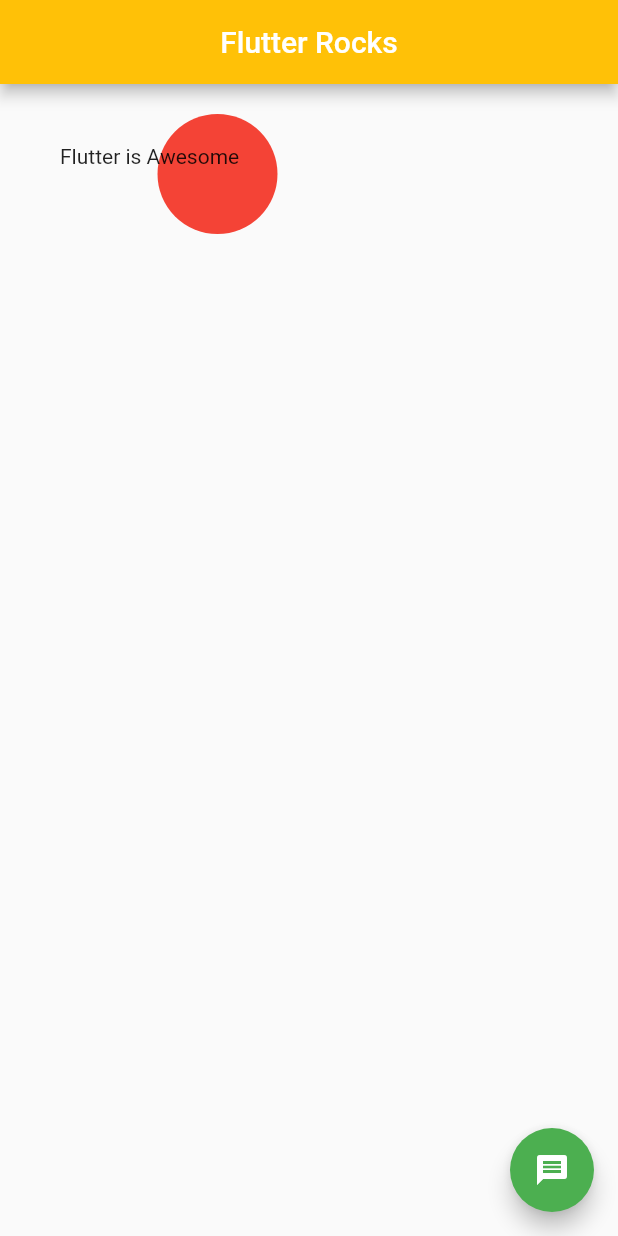
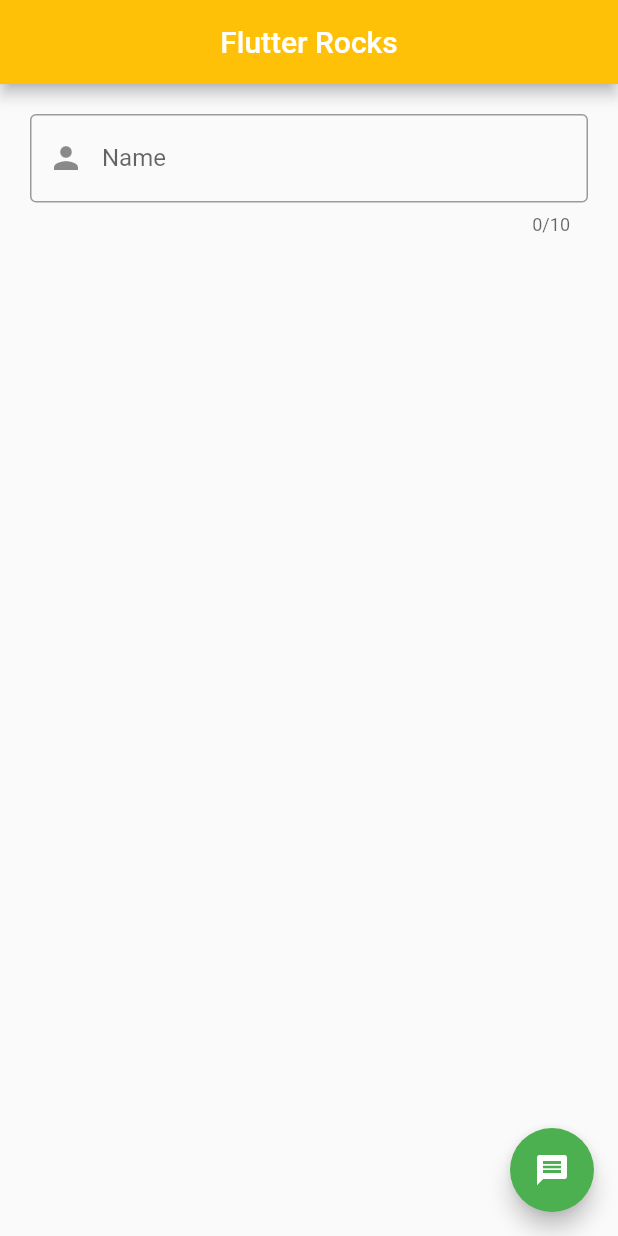
Before and after one commit to elfgodd/Job-ready-Flutter-complete-course-with-Firebase-and-Dart, a Flutter app: the screen it shows after launch, on a phone screen of 412 x 824 dp. Run offline on Flutter 3.47's test engine with Material 2 defaults, Android fonts, the phone set to English and light mode, and no system bars; key blocks and very long unbroken strings in the code were emptied for the run.

Commit message:
TextField Widget

```diff
--- a/03-Exp-Basic-Flutter-Widgets/flutter_tutorial/lib/home.dart
+++ b/03-Exp-Basic-Flutter-Widgets/flutter_tutorial/lib/home.dart
@@ -11,18 +11,21 @@ class HomeScreen extends StatelessWidget {
         backgroundColor: Colors.amber,
       ),
       body: Container(
-          // color: Colors.red,
-          child: Text('Flutter is Awesome'),
-          padding: EdgeInsets.all(20),
-          margin: EdgeInsets.all(20),
-          width:
-              250, // container width, with no width only takes the minimum space
-          height: 80,
-          // alignment: Alignment.center,
-          decoration: BoxDecoration(
-            color: Colors.red,
-            shape: BoxShape.circle,
-          )),
+        margin: EdgeInsets.all(20),
+        child: TextField(
+          decoration: InputDecoration(
+            labelText: 'Name',
+            hintText: 'Enter fullname please',
+            prefixIcon: Icon(Icons.person),
+            border: OutlineInputBorder(),
+            // border: InputBorder.none // this will remove the border input
+          ),
+          maxLength: 10,
+          onChanged: (value) {
+            print(value);
+          },
+        ),
+      ),
       floatingActionButton: FloatingActionButton(
         // child: Text('Add'),
         child: Icon(Icons.message),
@@ -92,3 +95,18 @@ class HomeScreen extends StatelessWidget {
 //             iconSize: 100,
 //             splashColor: Colors.red),
 //       ),
+
+
+// Container(
+//           // color: Colors.red,
+//           child: Text('Flutter is Awesome'),
+//           padding: EdgeInsets.all(20),
+//           margin: EdgeInsets.all(20),
+//           width:
+//               250, // container width, with no width only takes the minimum space
+//           height: 80,
+//           // alignment: Alignment.center,
+//           decoration: BoxDecoration(
+//             color: Colors.red,
+//             shape: BoxShape.circle,
+//           )),
```
